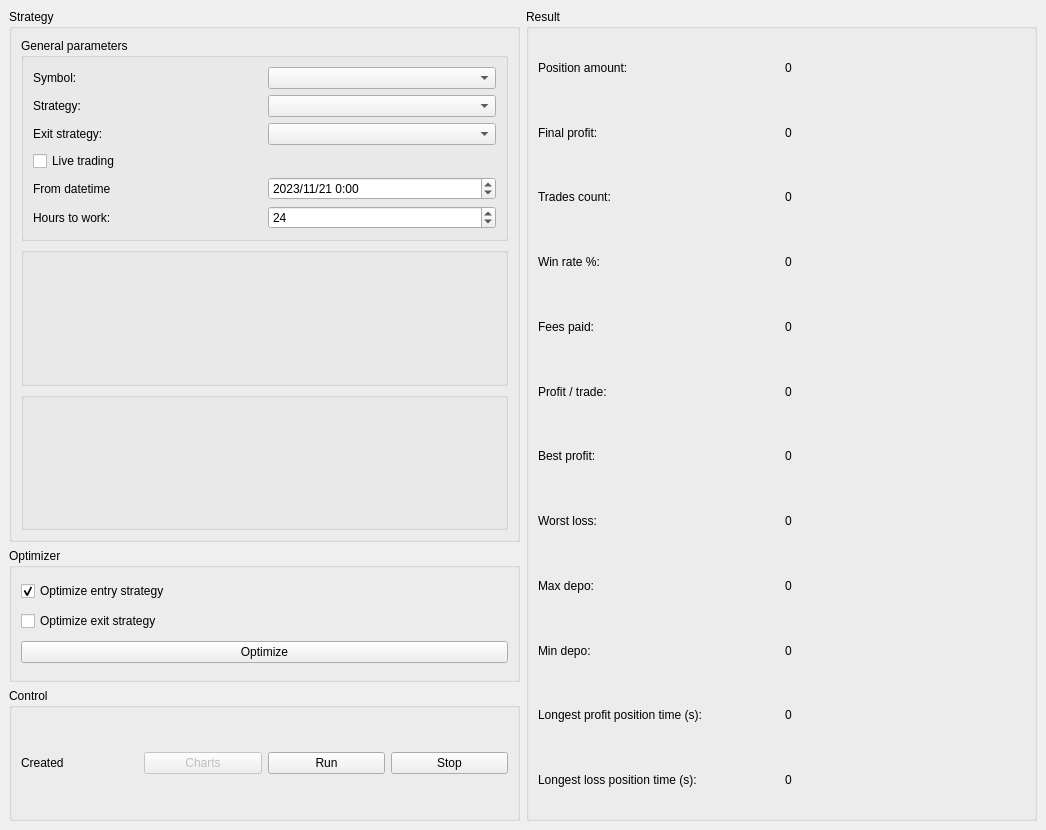
First picture: the form in frontend/mainwindow.ui, repository 84k491/crypto_cpp, before the edit.
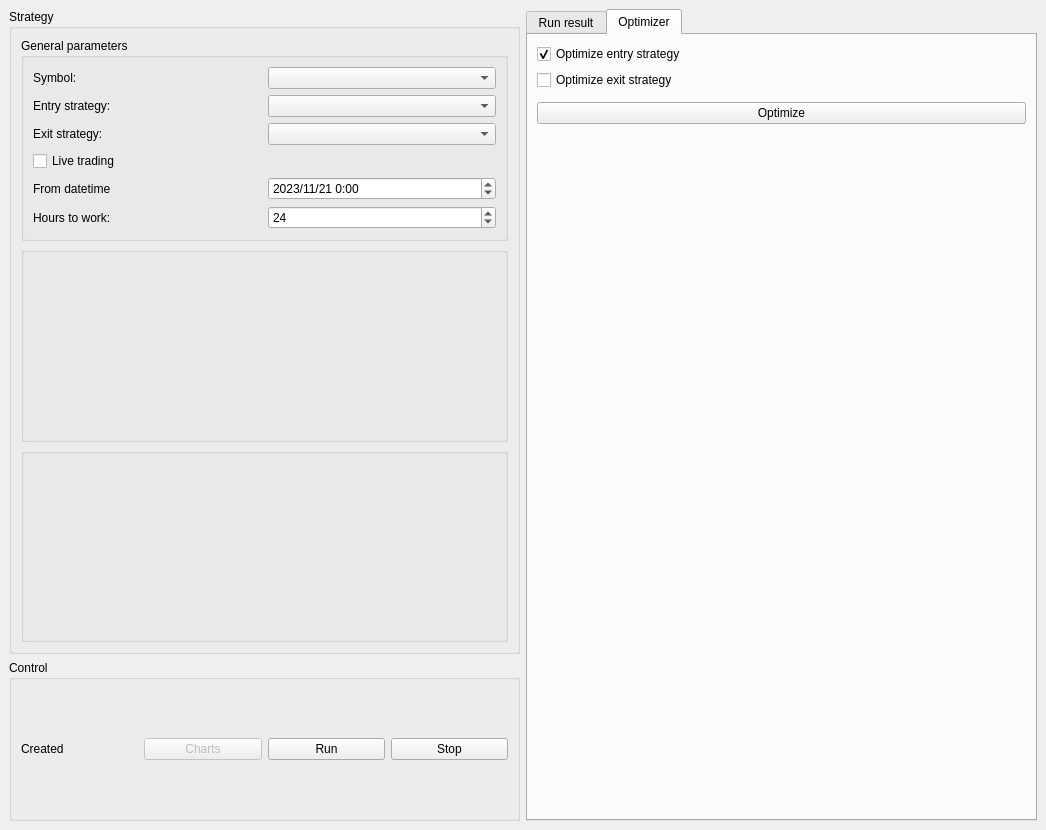
Second picture: the form after the edit. Custom widgets are drawn as their Qt base class.

Commit message: Move optimizer to a separate tab

Diff of the .ui file:
```diff
--- a/frontend/mainwindow.ui
+++ b/frontend/mainwindow.ui
@@ -20,9 +20,9 @@
    <string>MainWindow</string>
   </property>
   <widget class="QWidget" name="centralwidget">
-   <layout class="QHBoxLayout" name="horizontalLayout_19">
+   <layout class="QHBoxLayout" name="horizontalLayout" stretch="1,1">
     <item>
-     <layout class="QVBoxLayout" name="verticalLayout" stretch="4,1,1">
+     <layout class="QVBoxLayout" name="verticalLayout" stretch="4,1">
       <item>
        <widget class="QGroupBox" name="groupBox">
         <property name="title">
@@ -34,6 +34,9 @@
            <property name="title">
             <string>General parameters</string>
            </property>
+           <property name="checkable">
+            <bool>false</bool>
+           </property>
            <layout class="QVBoxLayout" name="verticalLayout_3">
             <item>
              <layout class="QHBoxLayout" name="horizontalLayout_2">
@@ -58,7 +61,7 @@
               <item>
                <widget class="QLabel" name="label_4">
                 <property name="text">
-                 <string>Strategy:</string>
+                 <string>Entry strategy:</string>
                 </property>
                </widget>
               </item>
@@ -169,39 +172,6 @@
         </layout>
        </widget>
       </item>
-      <item>
-       <widget class="QGroupBox" name="gb_optimizer">
-        <property name="title">
-         <string>Optimizer</string>
-        </property>
-        <layout class="QVBoxLayout" name="verticalLayout_9">
-         <item>
-          <widget class="QCheckBox" name="cb_optimize_entry">
-           <property name="text">
-            <string>Optimize entry strategy</string>
-           </property>
-           <property name="checked">
-            <bool>true</bool>
-           </property>
-          </widget>
-         </item>
-         <item>
-          <widget class="QCheckBox" name="cb_optimize_exit">
-           <property name="text">
-            <string>Optimize exit strategy</string>
-           </property>
-          </widget>
-         </item>
-         <item>
-          <widget class="QPushButton" name="pb_optimize">
-           <property name="text">
-            <string>Optimize</string>
-           </property>
-          </widget>
-         </item>
-        </layout>
-       </widget>
-      </item>
       <item>
        <widget class="QGroupBox" name="gb_control">
         <property name="title">
@@ -249,13 +219,17 @@
      </layout>
     </item>
     <item>
-     <widget class="QGroupBox" name="groupBox_4">
-      <property name="title">
-       <string>Result</string>
+     <widget class="QTabWidget" name="tabWidget">
+      <property name="currentIndex">
+       <number>1</number>
       </property>
-      <layout class="QVBoxLayout" name="verticalLayout_7">
+      <widget class="QWidget" name="tab">
+       <attribute name="title">
+        <string>Run result</string>
+       </attribute>
+       <layout class="QVBoxLayout" name="verticalLayout_5">
        <item>
-        <layout class="QHBoxLayout" name="horizontalLayout">
+         <layout class="QHBoxLayout" name="horizontalLayout_8">
          <item>
           <widget class="QLabel" name="label_6">
            <property name="text">
@@ -290,6 +264,24 @@
          </item>
         </layout>
        </item>
+        <item>
+         <layout class="QHBoxLayout" name="horizontalLayout_11">
+          <item>
+           <widget class="QLabel" name="label_9">
+            <property name="text">
+             <string>Fees paid:</string>
+            </property>
+           </widget>
+          </item>
+          <item>
+           <widget class="QLabel" name="lb_fees_paid">
+            <property name="text">
+             <string>0</string>
+            </property>
+           </widget>
+          </item>
+         </layout>
+        </item>
        <item>
         <layout class="QHBoxLayout" name="horizontalLayout_10">
          <item>
@@ -326,24 +318,6 @@
          </item>
         </layout>
        </item>
-       <item>
-        <layout class="QHBoxLayout" name="horizontalLayout_11">
-         <item>
-          <widget class="QLabel" name="label_9">
-           <property name="text">
-            <string>Fees paid:</string>
-           </property>
-          </widget>
-         </item>
-         <item>
-          <widget class="QLabel" name="lb_fees_paid">
-           <property name="text">
-            <string>0</string>
-           </property>
-          </widget>
-         </item>
-        </layout>
-       </item>
        <item>
         <layout class="QHBoxLayout" name="horizontalLayout_12">
          <item>
@@ -472,6 +446,61 @@
        </item>
       </layout>
      </widget>
+      <widget class="QWidget" name="tab_2">
+       <attribute name="title">
+        <string>Optimizer</string>
+       </attribute>
+       <layout class="QVBoxLayout" name="verticalLayout_6">
+        <item>
+         <widget class="QCheckBox" name="cb_optimize_entry">
+          <property name="text">
+           <string>Optimize entry strategy</string>
+          </property>
+          <property name="checked">
+           <bool>true</bool>
+          </property>
+         </widget>
+        </item>
+        <item>
+         <widget class="QCheckBox" name="cb_optimize_exit">
+          <property name="text">
+           <string>Optimize exit strategy</string>
+          </property>
+         </widget>
+        </item>
+        <item>
+         <widget class="OptimizerParametersWidget" name="wt_optimizer_parameters" native="true">
+          <property name="minimumSize">
+           <size>
+            <width>0</width>
+            <height>0</height>
+           </size>
+          </property>
+         </widget>
+        </item>
+        <item>
+         <widget class="QPushButton" name="pb_optimize">
+          <property name="text">
+           <string>Optimize</string>
+          </property>
+         </widget>
+        </item>
+        <item>
+         <spacer name="verticalSpacer">
+          <property name="orientation">
+           <enum>Qt::Orientation::Vertical</enum>
+          </property>
+          <property name="sizeHint" stdset="0">
+           <size>
+            <width>20</width>
+            <height>651</height>
+           </size>
+          </property>
+         </spacer>
+        </item>
+       </layout>
+      </widget>
+     </widget>
     </item>
    </layout>
   </widget>
@@ -483,6 +512,12 @@
    <header>StrategyParametersWidget.h</header>
    <container>1</container>
   </customwidget>
+  <customwidget>
+   <class>OptimizerParametersWidget</class>
+   <extends>QWidget</extends>
+   <header>OptimizerParamsWidget.h</header>
+   <container>1</container>
+  </customwidget>
  </customwidgets>
  <resources/>
  <connections/>
```
Lines whose indentation alone changed are shown as unchanged. The commit also changes 5 other files.
